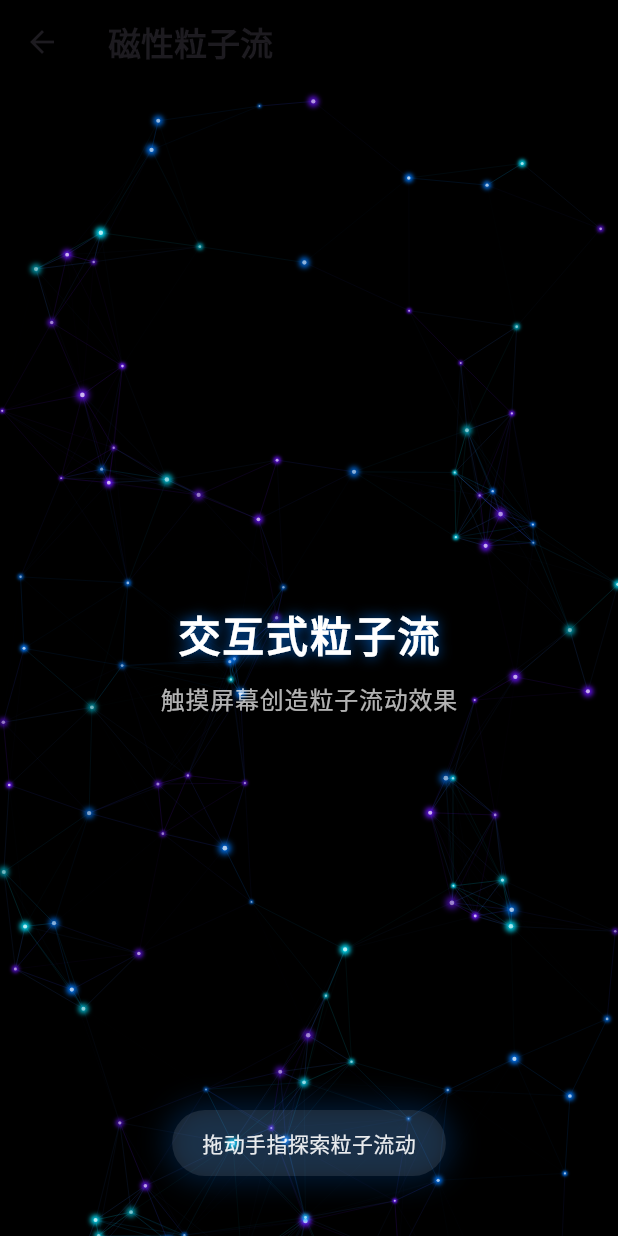
After one commit to sinyu1012/flutter-100-ui-animations, a Flutter app: the screen it shows after launch, after a tap on "磁性粒子流", on a phone screen of 412 x 824 dp. The commit adds this screen. Run offline on Flutter 3.47's test engine with Material 3 defaults, Android fonts, the phone set to English and light mode, and no system bars.

Commit message:
新增磁性粒子流动画功能
- 在 main.dart 中引入 MagneticParticlesPage 以展示磁性粒子流动画。
- 更新了 UI 组件，增加了按钮样式和布局，使其更美观。
- 添加了导航到磁性粒子流动画页面的功能。

```diff
--- /dev/null
+++ b/lib/animation/magnetic_particles.dart
@@ -0,0 +1,404 @@
+import 'dart:math';
+import 'dart:ui';
+import 'package:flutter/material.dart';
+import 'package:flutter/scheduler.dart';
+
+class MagneticParticlesPage extends StatefulWidget {
+  @override
+  _MagneticParticlesPageState createState() => _MagneticParticlesPageState();
+}
+
+class _MagneticParticlesPageState extends State<MagneticParticlesPage>
+    with SingleTickerProviderStateMixin {
+  final int particleCount = 120;
+  final List<Particle> particles = [];
+  Offset? pointerPosition;
+  late Ticker _ticker;
+  double _time = 0;
+
+  // 屏幕尺寸
+  late Size _screenSize;
+
+  // 颜色配置
+  final Color primaryColor = Color(0xFF007AFF);
+  final Color secondaryColor = Color(0xFF6C13FF);
+  final Color tertiaryColor = Color(0xFF00E5FF);
+
+  @override
+  void initState() {
+    super.initState();
+
+    // 使用Ticker而不是AnimationController，可以获得更高的帧率
+    _ticker = createTicker((elapsed) {
+      _time += 0.016; // 约60fps
+      _updateParticles();
+      setState(() {});
+    });
+
+    _ticker.start();
+  }
+
+  @override
+  void didChangeDependencies() {
+    super.didChangeDependencies();
+    _screenSize = MediaQuery.of(context).size;
+
+    // 初始化粒子，只在第一次或屏幕尺寸变化时执行
+    if (particles.isEmpty) {
+      _initializeParticles();
+    }
+  }
+
+  void _initializeParticles() {
+    final random = Random();
+
+    // 生成随机粒子
+    for (int i = 0; i < particleCount; i++) {
+      final position = Offset(
+        random.nextDouble() * _screenSize.width,
+        random.nextDouble() * _screenSize.height,
+      );
+
+      // 随机速度
+      final velocity = Offset(
+        (random.nextDouble() - 0.5) * 1.0,
+        (random.nextDouble() - 0.5) * 1.0,
+      );
+
+      // 随机大小，但保持在一个合理范围内
+      final size = random.nextDouble() * 2.5 + 1.5;
+
+      // 随机不透明度
+      final opacity = random.nextDouble() * 0.4 + 0.6;
+
+      // 随机颜色 - 在三种主色之间选择
+      Color color;
+      final colorPick = random.nextDouble();
+      if (colorPick < 0.33) {
+        color = primaryColor;
+      } else if (colorPick < 0.66) {
+        color = secondaryColor;
+      } else {
+        color = tertiaryColor;
+      }
+
+      // 创建粒子并添加到列表
+      particles.add(
+        Particle(
+          position: position,
+          velocity: velocity,
+          size: size,
+          opacity: opacity,
+          color: color,
+          originalPosition: position.clone(),
+        ),
+      );
+    }
+  }
+
+  void _updateParticles() {
+    for (final particle in particles) {
+      // 基础移动 - 微小的随机运动
+      final noise = Offset(
+        sin(_time * 0.5 + particle.originalPosition.dx * 0.05) * 0.3,
+        cos(_time * 0.5 + particle.originalPosition.dy * 0.05) * 0.3,
+      );
+
+      // 更新位置
+      particle.position = particle.position + particle.velocity + noise;
+
+      // 慢慢将粒子拉回其原始位置附近（保持在屏幕内）
+      final toOriginal = particle.originalPosition - particle.position;
+      particle.velocity = particle.velocity + toOriginal * 0.003;
+
+      // 摩擦力，减慢粒子速度
+      particle.velocity = particle.velocity * 0.95;
+
+      // 如果有鼠标/触摸点，添加吸引力
+      if (pointerPosition != null) {
+        final pointerForce = pointerPosition! - particle.position;
+        final distance = pointerForce.distance;
+
+        // 吸引距离范围
+        final attractRadius = 180.0;
+
+        if (distance < attractRadius) {
+          // 吸引力随距离减弱
+          final strength = 1.0 - (distance / attractRadius);
+          final attractForce = pointerForce.normalize() * strength * 2.0;
+
+          // 应用吸引力
+          particle.velocity = particle.velocity + attractForce;
+
+          // 接近鼠标时增加不透明度和大小
+          particle.currentOpacity = particle.opacity + strength * 0.3;
+          particle.currentSize = particle.size + strength * 2.0;
+        } else {
+          // 恢复正常状态
+          particle.currentOpacity = particle.opacity;
+          particle.currentSize = particle.size;
+        }
+      } else {
+        // 无鼠标/触摸时恢复正常状态
+        particle.currentOpacity = particle.opacity;
+        particle.currentSize = particle.size;
+      }
+
+      // 边界检查 - 保持粒子在屏幕内
+      if (particle.position.dx < 0) {
+        particle.position = Offset(0, particle.position.dy);
+        particle.velocity =
+            Offset(-particle.velocity.dx * 0.5, particle.velocity.dy);
+      } else if (particle.position.dx > _screenSize.width) {
+        particle.position = Offset(_screenSize.width, particle.position.dy);
+        particle.velocity =
+            Offset(-particle.velocity.dx * 0.5, particle.velocity.dy);
+      }
+
+      if (particle.position.dy < 0) {
+        particle.position = Offset(particle.position.dx, 0);
+        particle.velocity =
+            Offset(particle.velocity.dx, -particle.velocity.dy * 0.5);
+      } else if (particle.position.dy > _screenSize.height) {
+        particle.position = Offset(particle.position.dx, _screenSize.height);
+        particle.velocity =
+            Offset(particle.velocity.dx, -particle.velocity.dy * 0.5);
+      }
+    }
+  }
+
+  @override
+  void dispose() {
+    _ticker.dispose();
+    super.dispose();
+  }
+
+  @override
+  Widget build(BuildContext context) {
+    return Scaffold(
+      backgroundColor: Colors.black,
+      appBar: AppBar(
+        title: Text('磁性粒子流', style: TextStyle(fontWeight: FontWeight.bold)),
+        backgroundColor: Colors.black,
+        elevation: 0,
+      ),
+      body: GestureDetector(
+        onPanUpdate: (details) {
+          setState(() {
+            pointerPosition = details.localPosition;
+          });
+        },
+        onPanEnd: (details) {
+          setState(() {
+            pointerPosition = null;
+          });
+        },
+        child: Stack(
+          children: [
+            // 粒子绘制层
+            CustomPaint(
+              painter: ParticlePainter(
+                particles: particles,
+                pointerPosition: pointerPosition,
+              ),
+              size: Size.infinite,
+            ),
+
+            // 中央文本
+            Center(
+              child: Column(
+                mainAxisAlignment: MainAxisAlignment.center,
+                children: [
+                  Text(
+                    '交互式粒子流',
+                    style: TextStyle(
+                      fontSize: 28,
+                      fontWeight: FontWeight.bold,
+                      color: Colors.white,
+                      letterSpacing: 1.2,
+                      shadows: [
+                        Shadow(
+                          blurRadius: 10,
+                          color: primaryColor.withOpacity(0.8),
+                          offset: Offset(0, 0),
+                        ),
+                      ],
+                    ),
+                  ),
+                  SizedBox(height: 12),
+                  Text(
+                    '触摸屏幕创造粒子流动效果',
+                    style: TextStyle(
+                      fontSize: 16,
+                      color: Colors.white.withOpacity(0.7),
+                      letterSpacing: 0.5,
+                    ),
+                  ),
+                ],
+              ),
+            ),
+
+            // 底部指引
+            Positioned(
+              bottom: 40,
+              left: 0,
+              right: 0,
+              child: Center(
+                child: Container(
+                  padding: EdgeInsets.symmetric(horizontal: 20, vertical: 12),
+                  decoration: BoxDecoration(
+                    color: Colors.white.withOpacity(0.1),
+                    borderRadius: BorderRadius.circular(30),
+                    boxShadow: [
+                      BoxShadow(
+                        color: primaryColor.withOpacity(0.2),
+                        blurRadius: 15,
+                        spreadRadius: 5,
+                      ),
+                    ],
+                  ),
+                  child: Text(
+                    '拖动手指探索粒子流动',
+                    style: TextStyle(
+                      color: Colors.white.withOpacity(0.9),
+                      fontWeight: FontWeight.w500,
+                    ),
+                  ),
+                ),
+              ),
+            ),
+          ],
+        ),
+      ),
+    );
+  }
+}
+
+class Particle {
+  Offset position;
+  Offset velocity;
+  final double size;
+  final double opacity;
+  final Color color;
+  final Offset originalPosition;
+  double currentSize;
+  double currentOpacity;
+
+  Particle({
+    required this.position,
+    required this.velocity,
+    required this.size,
+    required this.opacity,
+    required this.color,
+    required this.originalPosition,
+  })  : currentSize = size,
+        currentOpacity = opacity;
+}
+
+extension OffsetExtension on Offset {
+  Offset normalize() {
+    final magnitude = distance;
+    if (magnitude == 0) return Offset.zero;
+    return this / magnitude;
+  }
+
+  Offset clone() {
+    return Offset(dx, dy);
+  }
+}
+
+class ParticlePainter extends CustomPainter {
+  final List<Particle> particles;
+  final Offset? pointerPosition;
+  final linkDistance = 100.0;
+
+  ParticlePainter({
+    required this.particles,
+    this.pointerPosition,
+  });
+
+  @override
+  void paint(Canvas canvas, Size size) {
+    // 绘制粒子连线
+    final linePaint = Paint()
+      ..style = PaintingStyle.stroke
+      ..strokeWidth = 0.5;
+
+    // 检查粒子距离并绘制连线
+    for (int i = 0; i < particles.length; i++) {
+      final p1 = particles[i];
+
+      // 绘制鼠标/触摸与附近粒子的连线
+      if (pointerPosition != null) {
+        final pointerDistance = (p1.position - pointerPosition!).distance;
+        if (pointerDistance < linkDistance) {
+          final opacity = (1.0 - pointerDistance / linkDistance) * 0.8;
+          linePaint.color = p1.color.withOpacity(opacity * 0.5);
+          canvas.drawLine(pointerPosition!, p1.position, linePaint);
+        }
+      }
+
+      // 绘制粒子之间的连线
+      for (int j = i + 1; j < particles.length; j++) {
+        final p2 = particles[j];
+        final distance = (p1.position - p2.position).distance;
+
+        if (distance < linkDistance) {
+          final opacity = (1.0 - distance / linkDistance) * 0.3;
+
+          // 使用两个粒子的颜色混合
+          final blendedColor = Color.lerp(p1.color, p2.color, 0.5)!;
+          linePaint.color = blendedColor.withOpacity(opacity);
+
+          canvas.drawLine(p1.position, p2.position, linePaint);
+        }
+      }
+    }
+
+    // 绘制粒子
+    for (final particle in particles) {
+      final paint = Paint()
+        ..color = particle.color.withOpacity(particle.currentOpacity)
+        ..style = PaintingStyle.fill
+        ..maskFilter =
+            MaskFilter.blur(BlurStyle.normal, particle.currentSize * 0.5);
+
+      // 绘制粒子
+      canvas.drawCircle(particle.position, particle.currentSize, paint);
+
+      // 绘制发光核心
+      final corePaint = Paint()
+        ..color = Colors.white.withOpacity(particle.currentOpacity * 0.7)
+        ..style = PaintingStyle.fill;
+
+      canvas.drawCircle(
+          particle.position, particle.currentSize * 0.4, corePaint);
+    }
+
+    // 绘制鼠标/触摸点的光晕效果
+    if (pointerPosition != null) {
+      final pointerPaint = Paint()
+        ..style = PaintingStyle.stroke
+        ..color = Colors.white.withOpacity(0.15)
+        ..strokeWidth = 1
+        ..maskFilter = MaskFilter.blur(BlurStyle.normal, 10);
+
+      // 绘制光晕环
+      canvas.drawCircle(pointerPosition!, 50, pointerPaint);
+      canvas.drawCircle(pointerPosition!, 100, pointerPaint..strokeWidth = 0.5);
+
+      // 绘制中心点
+      canvas.drawCircle(
+          pointerPosition!,
+          4,
+          Paint()
+            ..color = Colors.white.withOpacity(0.8)
+            ..maskFilter = MaskFilter.blur(BlurStyle.normal, 2));
+    }
+  }
+
+  @override
+  bool shouldRepaint(covariant ParticlePainter oldDelegate) {
+    return true; // 每帧都重绘
+  }
+}
--- a/lib/main.dart
+++ b/lib/main.dart
@@ -1,6 +1,7 @@
 import 'package:flutter/material.dart';
 import 'package:flutter_100_ui_animations/animation/wave.dart';
 import 'package:flutter_100_ui_animations/animation/liquid_loader.dart';
+import 'package:flutter_100_ui_animations/animation/magnetic_particles.dart';
 
 void main() {
   runApp(const MyApp());
@@ -49,6 +50,7 @@ class _AnimatedContainerDemoState extends State<AnimatedContainerDemo> {
       body: Center(
         // List of animations
         child: Column(
+          mainAxisAlignment: MainAxisAlignment.center,
           children: [
             GestureDetector(
               onTap: () {
@@ -57,7 +59,15 @@ class _AnimatedContainerDemoState extends State<AnimatedContainerDemo> {
                   MaterialPageRoute(builder: (context) => WaveAnimationPage()),
                 );
               },
-              child: Text('Animate-波浪'),
+              child: Container(
+                margin: EdgeInsets.symmetric(vertical: 10),
+                padding: EdgeInsets.symmetric(horizontal: 20, vertical: 12),
+                decoration: BoxDecoration(
+                  color: Colors.blue.shade100,
+                  borderRadius: BorderRadius.circular(10),
+                ),
+                child: Text('Animate-波浪', style: TextStyle(fontSize: 16)),
+              ),
             ),
             ElevatedButton(
               onPressed: () {
@@ -68,6 +78,20 @@ class _AnimatedContainerDemoState extends State<AnimatedContainerDemo> {
               },
               child: Text('流体液态加载动画'),
             ),
+            ElevatedButton(
+              onPressed: () {
+                Navigator.push(
+                  context,
+                  MaterialPageRoute(
+                      builder: (context) => MagneticParticlesPage()),
+                );
+              },
+              style: ElevatedButton.styleFrom(
+                backgroundColor: Color(0xFF007AFF),
+                padding: EdgeInsets.symmetric(horizontal: 24, vertical: 12),
+              ),
+              child: Text('磁性粒子流', style: TextStyle(color: Colors.white)),
+            ),
           ],
         ),
       ),
```
Also changed, not shown: 1 other file.
